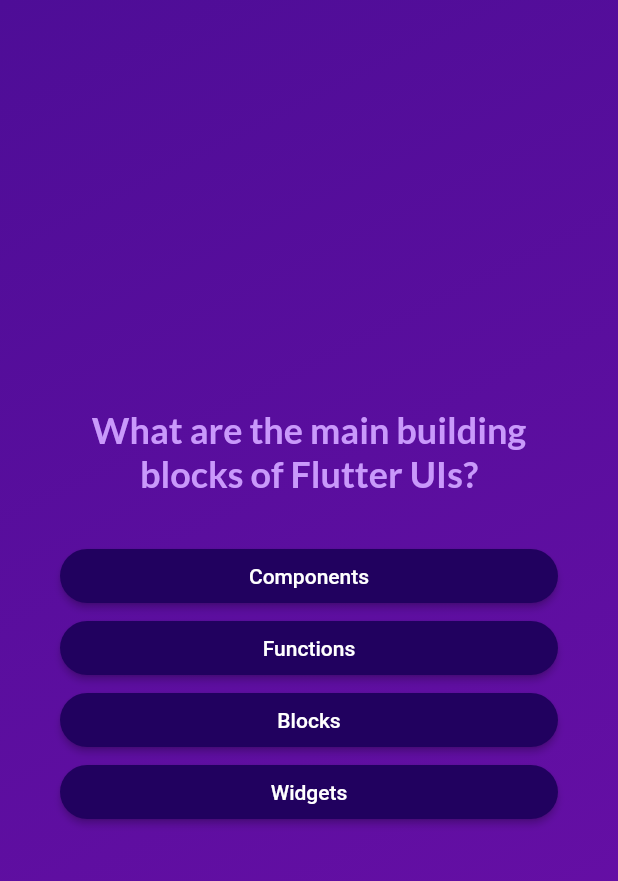
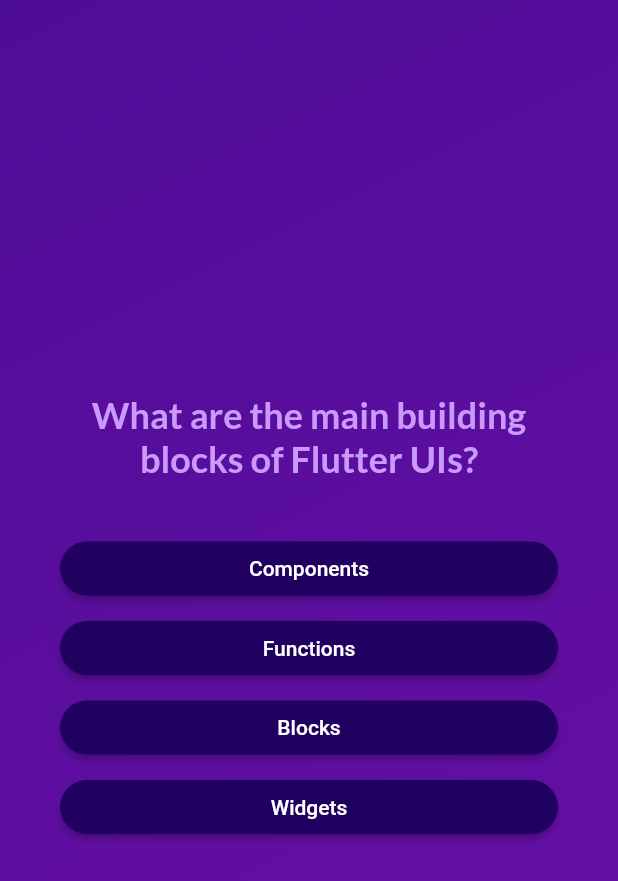
Before and after one commit to vamuigua/flutter_quiz_app, a Flutter app: the screen it shows after launch, after a tap on "Start Quiz", on a phone screen of 412 x 824 dp. Shown: the top 881 px of the screen. Run offline on Flutter 3.47's test engine with Material 2 defaults, Android fonts, the phone set to English and light mode, and no system bars; our stand-ins replace google_fonts.

Commit message:
fix(UI): updated spacing between answer buttons

```diff
--- a/lib/answer_button.dart
+++ b/lib/answer_button.dart
@@ -12,7 +12,9 @@ class AnswerButton extends StatelessWidget {
 
   @override
   Widget build(BuildContext context) {
-    return ElevatedButton(
+    return Padding(
+      padding: const EdgeInsets.only(top: 5.0),
+      child: ElevatedButton(
         onPressed: onTap,
         style: ElevatedButton.styleFrom(
           padding: const EdgeInsets.symmetric(
@@ -29,6 +31,7 @@ class AnswerButton extends StatelessWidget {
           answerText,
           textAlign: TextAlign.center,
         ),
+      ),
     );
   }
 }
```
Lines whose indentation alone changed are shown as unchanged.
